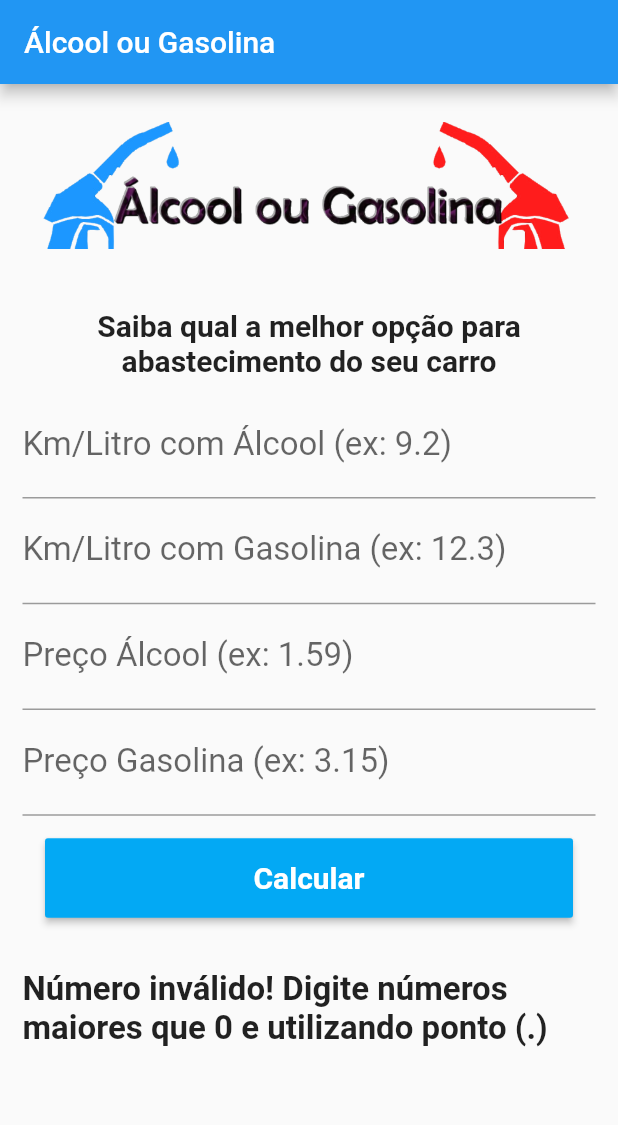
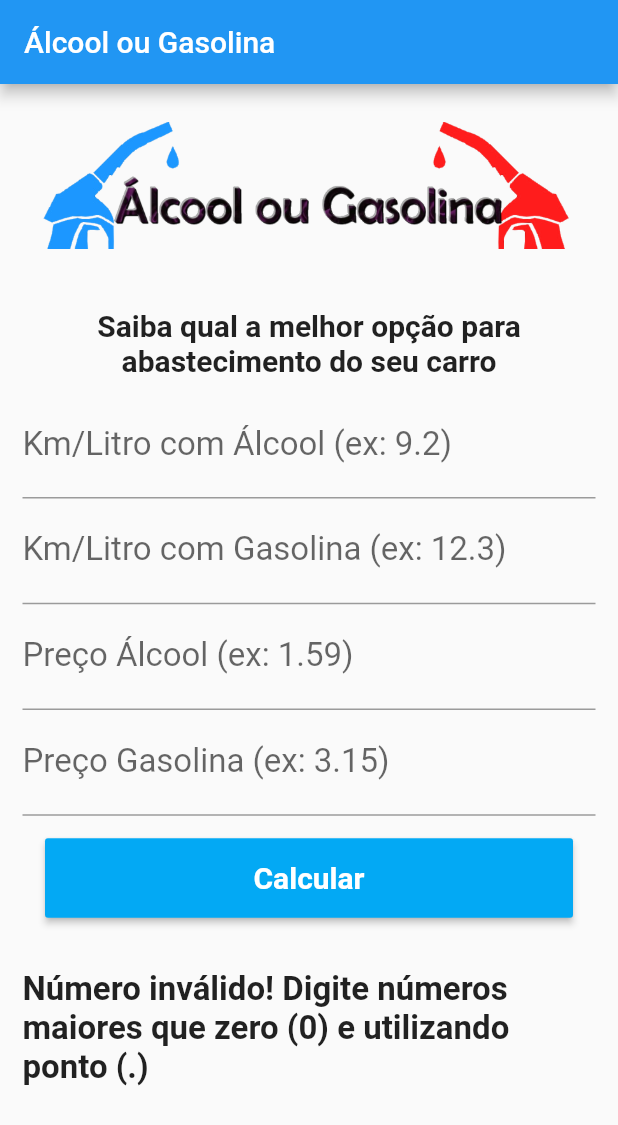
Before and after one commit to seerjo0/alcoolougasolina, a Flutter app: the screen it shows after launch, after a tap on "Calcular", on a phone screen of 412 x 824 dp. Shown: the top 1125 px of the screen. Run offline on Flutter 3.47's test engine with Material 2 defaults, Android fonts, the phone set to English and light mode, and no system bars.

Commit message:
v. 1.3
• Alterado texto de erro

```diff
--- a/lib/Home.dart
+++ b/lib/Home.dart
@@ -27,7 +27,7 @@ class _HomeState extends State<Home> {
         consumoAlcool == null) {
       setState(() {
         _textoResultado =
-            "Número inválido! Digite números maiores que 0 e utilizando ponto (.)";
+            "Número inválido! Digite números maiores que zero (0) e utilizando ponto (.)";
       });
     } else {
       if ((consumoAlcool / consumoGasolina * precoGasolina) >= precoAlcool) {
```
